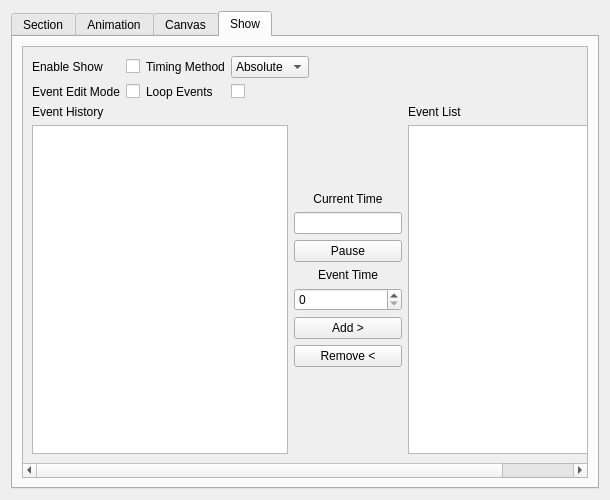
Above: src/widget/maestrocontrol.ui from 8bitbuddhist/PixelMaestro-Studio before the change. Below: the same form after it.
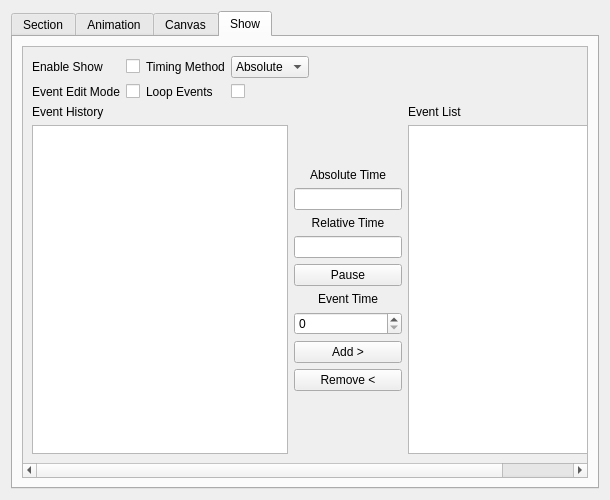
That is the form after the change. The open tabs and pages were chosen to show the change.

Commit message: MaestroControl - Added relative time text box to Show tab.

```diff
--- a/src/widget/maestrocontrol.ui
+++ b/src/widget/maestrocontrol.ui
@@ -922,7 +922,7 @@
             <x>0</x>
             <y>0</y>
             <width>675</width>
-            <height>414</height>
+            <height>453</height>
            </rect>
           </property>
           <property name="sizePolicy">
@@ -1140,7 +1140,7 @@
                   </sizepolicy>
                  </property>
                  <property name="text">
-                  <string>Current Time</string>
+                  <string>Absolute Time</string>
                  </property>
                  <property name="alignment">
                   <set>Qt::AlignCenter</set>
@@ -1156,7 +1156,42 @@
                   </sizepolicy>
                  </property>
                  <property name="toolTip">
-                  <string>The program's current runtime</string>
+                  <string>The Maestro's total runtime</string>
+                 </property>
+                 <property name="readOnly">
+                  <bool>true</bool>
+                 </property>
+                </widget>
+               </item>
+               <item>
+                <widget class="QLabel" name="relativeTimeLabel">
+                 <property name="sizePolicy">
+                  <sizepolicy hsizetype="Minimum" vsizetype="Preferred">
+                   <horstretch>0</horstretch>
+                   <verstretch>0</verstretch>
+                  </sizepolicy>
+                 </property>
+                 <property name="toolTip">
+                  <string/>
+                 </property>
+                 <property name="text">
+                  <string>Relative Time</string>
+                 </property>
+                 <property name="alignment">
+                  <set>Qt::AlignCenter</set>
+                 </property>
+                </widget>
+               </item>
+               <item>
+                <widget class="QLineEdit" name="relativeTimeLineEdit">
+                 <property name="sizePolicy">
+                  <sizepolicy hsizetype="Minimum" vsizetype="Fixed">
+                   <horstretch>0</horstretch>
+                   <verstretch>0</verstretch>
+                  </sizepolicy>
+                 </property>
+                 <property name="toolTip">
+                  <string>The amount of time since the last event</string>
                  </property>
                  <property name="readOnly">
                   <bool>true</bool>
```
Left out of the diff: 2 changed lines with no effect on the pictures. The commit also changes 2 other files.
